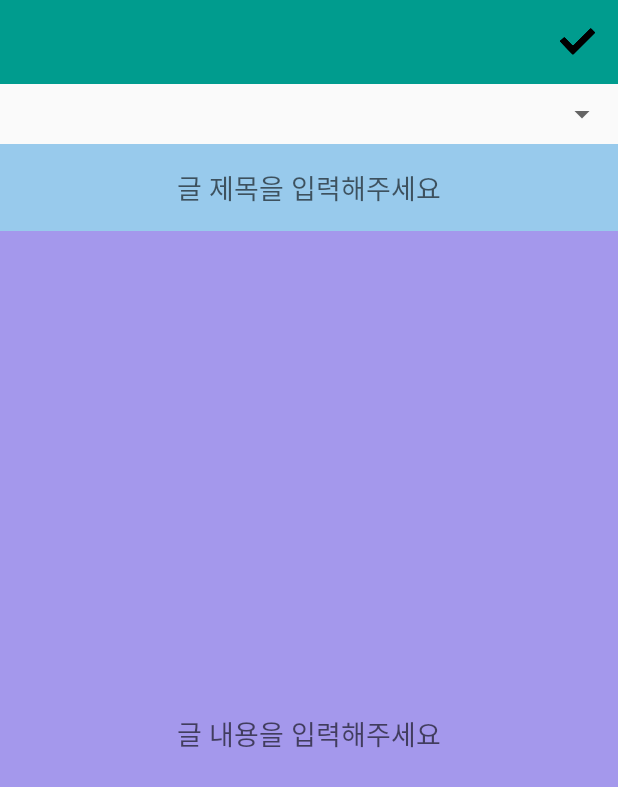
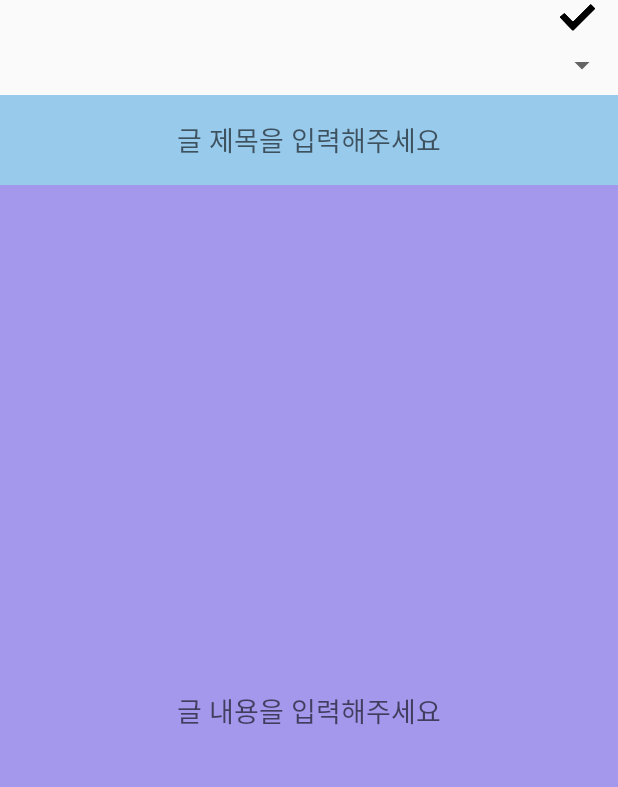
Before and after one commit to zizinPMC/Cosmetic, an Android app: the layout activity_board_write.xml on its own in the app's theme, with its tools: preview values and no code run, on a phone screen of 412 x 824 dp. Shown: the top 787 px of the screen. Run offline under Robolectric (Android 15) with nearby library versions, the light colour scheme and no system bars.

Commit message:
1.update board write,board fragment,home fragment, board write layout,fragment home 2.update manifest,,board write activity

```diff
--- a/app/build.gradle
+++ b/app/build.gradle
@@ -53,7 +53,7 @@ dependencies {
 
     compile 'com.jakewharton:butterknife:8.8.1'
     annotationProcessor 'com.jakewharton:butterknife-compiler:8.8.1'
-//glide for Image
+    //glide for Image
     compile 'com.github.bumptech.glide:glide:3.6.0'
     compile 'jp.wasabeef:glide-transformations:2.0.1'
     compile ('cn.trinea.android.view.autoscrollviewpager:android-auto-scroll-view-pager:1.1.2') {
--- a/app/src/main/AndroidManifest.xml
+++ b/app/src/main/AndroidManifest.xml
@@ -26,6 +26,8 @@
                 <category android:name="android.intent.category.LAUNCHER" />
             </intent-filter>
         </activity>
+        <activity android:name=".board.BoardWriteActivity"
+            android:label="글 작성"/>
 
         <meta-data
             android:name="com.kakao.sdk.AppKey"
--- a/app/src/main/res/layout/activity_board_write.xml
+++ b/app/src/main/res/layout/activity_board_write.xml
@@ -3,12 +3,6 @@
     android:layout_width="match_parent"
     android:layout_height="match_parent"
     android:orientation="vertical">
-    <android.support.v7.widget.Toolbar
-        android:id="@+id/toolbar"
-        android:layout_width="match_parent"
-        android:layout_height="?attr/actionBarSize"
-        android:background="@color/colorPrimary">
-
     <Button
         android:id="@+id/cbw_bt_submit"
         android:layout_width="23sp"
@@ -16,23 +10,6 @@
         android:background="@drawable/ic_check"
         android:layout_marginRight="15dp"
         android:layout_gravity="right"/>
-        <!--<TextView
-            android:layout_width="wrap_content"
-            android:layout_height="wrap_content"
-            android:textSize="20sp"
-            android:id="@+id/txt_nickname"
-            android:text="ss"
-            android:layout_marginRight="15dp"
-            android:textColor="#352f2f"
-            android:layout_gravity="right"/>-->
-    </android.support.v7.widget.Toolbar>
-    <!--<EditText
-        android:id="@+id/cbw_et_category"
-        android:layout_width="match_parent"
-        android:layout_height="40dp"
-        android:background="#d7eae786"
-        android:hint="카테고리를 입력해주세요"/>
-        -->
     <Spinner
         android:id="@+id/cbw_sp_category"
         android:layout_width="match_parent"
@@ -42,14 +19,6 @@
         >
 
     </Spinner>
-
-    <!--<EditText
-        android:id="@+id/cbw_et_writer"
-        android:layout_width="match_parent"
-        android:layout_height="40dp"
-        android:background="#d788ea86"
-        android:hint="작성자명을 입력해주세요"/>
-        -->
 
     <EditText
         android:id="@+id/cbw_et_title"
@@ -74,13 +43,5 @@
         android:textAlignment="center"
         android:hint="글 내용을 입력해주세요"/>
 
-    <!--<Button
-        android:id="@+id/cbw_bt_submit"
-        android:layout_width="match_parent"
-        android:layout_height="wrap_content"
-        android:layout_weight="1"
-        android:text="글 등록" />
-        -->
-
 
 </LinearLayout>
--- a/app/src/main/res/layout/fragment_home.xml
+++ b/app/src/main/res/layout/fragment_home.xml
@@ -28,6 +28,10 @@
             android:layout_height="match_parent"
             android:layout_weight="2"
             android:background="@drawable/not_found_long"/>
+        <TextView
+            android:layout_width="match_parent"
+            android:layout_height="wrap_content"
+            android:text="최신 팁 공유 게시글" />
         <LinearLayout
             android:layout_width="match_parent"
             android:layout_height="wrap_content"
```
Also changed, not shown: app/src/main/java/com/cosmetic/HomeFragment.java (+19 -24 lines), app/src/main/java/com/cosmetic/board/BoardTipActivity.java (deleted, +0 -69 lines), app/src/main/java/com/cosmetic/board/BoardWriteActivity.java (+37 -23 lines), app/src/main/res/layout/activity_board_tip.xml (deleted, +0 -84 lines). Lines whose indentation alone changed are shown as unchanged.
